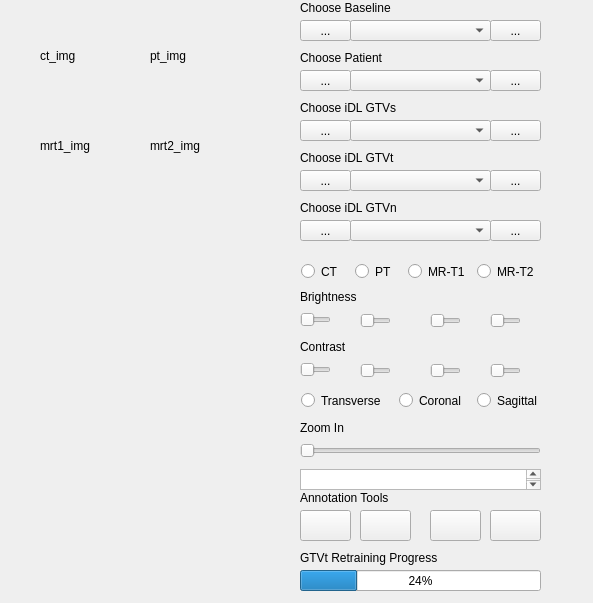
Before: the Qt Designer form py_code/core.ui in BBQtime/iDL_3d, drawn with Qt 5.
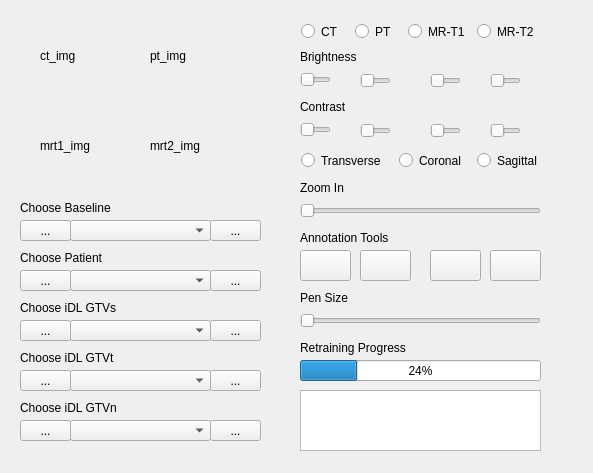
After: the same form once the commit is applied. Icons and pictures are not drawn.

Commit message: add pen size slider bar

What changed in the file:
```diff
--- a/py_code/core.ui
+++ b/py_code/core.ui
@@ -7,7 +7,7 @@
     <x>0</x>
     <y>0</y>
     <width>593</width>
-    <height>603</height>
+    <height>473</height>
    </rect>
   </property>
   <property name="windowTitle">
@@ -69,8 +69,8 @@
    <widget class="QLabel" name="_text_label_idl_gtvt">
     <property name="geometry">
      <rect>
-      <x>300</x>
-      <y>150</y>
+      <x>20</x>
+      <y>350</y>
       <width>101</width>
       <height>15</height>
      </rect>
@@ -82,8 +82,8 @@
    <widget class="QLabel" name="_text_label_patient">
     <property name="geometry">
      <rect>
-      <x>300</x>
-      <y>50</y>
+      <x>20</x>
+      <y>250</y>
       <width>91</width>
       <height>15</height>
      </rect>
@@ -95,8 +95,8 @@
    <widget class="QComboBox" name="_combox_idl_gtvt">
     <property name="geometry">
      <rect>
-      <x>350</x>
-      <y>170</y>
+      <x>70</x>
+      <y>370</y>
       <width>141</width>
       <height>21</height>
      </rect>
@@ -105,8 +105,8 @@
    <widget class="QComboBox" name="_combox_patient">
     <property name="geometry">
      <rect>
-      <x>350</x>
-      <y>70</y>
+      <x>70</x>
+      <y>270</y>
       <width>141</width>
       <height>21</height>
      </rect>
@@ -116,7 +116,7 @@
     <property name="geometry">
      <rect>
       <x>300</x>
-      <y>309</y>
+      <y>69</y>
       <width>31</width>
       <height>22</height>
      </rect>
@@ -129,7 +129,7 @@
     <property name="geometry">
      <rect>
       <x>300</x>
-      <y>359</y>
+      <y>119</y>
       <width>31</width>
       <height>22</height>
      </rect>
@@ -142,7 +142,7 @@
     <property name="geometry">
      <rect>
       <x>300</x>
-      <y>289</y>
+      <y>49</y>
       <width>64</width>
       <height>15</height>
      </rect>
@@ -155,7 +155,7 @@
     <property name="geometry">
      <rect>
       <x>300</x>
-      <y>339</y>
+      <y>99</y>
       <width>52</width>
       <height>15</height>
      </rect>
@@ -167,8 +167,8 @@
    <widget class="QToolButton" name="_btn_next_idl_gtvn">
     <property name="geometry">
      <rect>
-      <x>490</x>
-      <y>220</y>
+      <x>210</x>
+      <y>420</y>
       <width>51</width>
       <height>21</height>
      </rect>
@@ -180,8 +180,8 @@
    <widget class="QComboBox" name="_combox_idl_gtvn">
     <property name="geometry">
      <rect>
-      <x>350</x>
-      <y>220</y>
+      <x>70</x>
+      <y>420</y>
       <width>141</width>
       <height>21</height>
      </rect>
@@ -190,8 +190,8 @@
    <widget class="QLabel" name="_text_label_idl_gtvn">
     <property name="geometry">
      <rect>
-      <x>300</x>
-      <y>200</y>
+      <x>20</x>
+      <y>400</y>
       <width>104</width>
       <height>15</height>
      </rect>
@@ -203,8 +203,8 @@
    <widget class="QToolButton" name="_btn_prev_idl_gtvn">
     <property name="geometry">
      <rect>
-      <x>300</x>
-      <y>220</y>
+      <x>20</x>
+      <y>420</y>
       <width>51</width>
       <height>21</height>
      </rect>
@@ -216,8 +216,8 @@
    <widget class="QToolButton" name="_btn_prev_idl_gtvt">
     <property name="geometry">
      <rect>
-      <x>300</x>
-      <y>170</y>
+      <x>20</x>
+      <y>370</y>
       <width>51</width>
       <height>21</height>
      </rect>
@@ -229,8 +229,8 @@
    <widget class="QToolButton" name="_btn_next_idl_gtvt">
     <property name="geometry">
      <rect>
-      <x>490</x>
-      <y>170</y>
+      <x>210</x>
+      <y>370</y>
       <width>51</width>
       <height>21</height>
      </rect>
@@ -242,8 +242,8 @@
    <widget class="QToolButton" name="_btn_prev_patient">
     <property name="geometry">
      <rect>
-      <x>300</x>
-      <y>70</y>
+      <x>20</x>
+      <y>270</y>
       <width>51</width>
       <height>21</height>
      </rect>
@@ -255,8 +255,8 @@
    <widget class="QToolButton" name="_btn_next_patient">
     <property name="geometry">
      <rect>
-      <x>490</x>
-      <y>70</y>
+      <x>210</x>
+      <y>270</y>
       <width>51</width>
       <height>21</height>
      </rect>
@@ -268,8 +268,8 @@
    <widget class="QToolButton" name="_btn_prev_baseline">
     <property name="geometry">
      <rect>
-      <x>300</x>
-      <y>20</y>
+      <x>20</x>
+      <y>220</y>
       <width>51</width>
       <height>21</height>
      </rect>
@@ -281,8 +281,8 @@
    <widget class="QToolButton" name="_btn_next_baseline">
     <property name="geometry">
      <rect>
-      <x>490</x>
-      <y>20</y>
+      <x>210</x>
+      <y>220</y>
       <width>51</width>
       <height>21</height>
      </rect>
@@ -294,8 +294,8 @@
    <widget class="QComboBox" name="_combox_baseline">
     <property name="geometry">
      <rect>
-      <x>350</x>
-      <y>20</y>
+      <x>70</x>
+      <y>220</y>
       <width>141</width>
       <height>21</height>
      </rect>
@@ -304,8 +304,8 @@
    <widget class="QLabel" name="_text_label_baseline">
     <property name="geometry">
      <rect>
-      <x>300</x>
-      <y>0</y>
+      <x>20</x>
+      <y>200</y>
       <width>99</width>
       <height>15</height>
      </rect>
@@ -318,7 +318,7 @@
     <property name="geometry">
      <rect>
       <x>300</x>
-      <y>570</y>
+      <y>360</y>
       <width>241</width>
       <height>21</height>
      </rect>
@@ -331,20 +331,20 @@
     <property name="geometry">
      <rect>
       <x>300</x>
-      <y>550</y>
+      <y>340</y>
       <width>152</width>
       <height>15</height>
      </rect>
     </property>
     <property name="text">
-     <string>GTVt Retraining Progress</string>
+     <string>Retraining Progress</string>
     </property>
    </widget>
    <widget class="QLabel" name="_text_label_annotation_tools">
     <property name="geometry">
      <rect>
       <x>300</x>
-      <y>490</y>
+      <y>230</y>
       <width>241</width>
       <height>16</height>
      </rect>
@@ -357,7 +357,7 @@
     <property name="geometry">
      <rect>
       <x>300</x>
-      <y>510</y>
+      <y>250</y>
       <width>51</width>
       <height>31</height>
      </rect>
@@ -374,7 +374,7 @@
     <property name="geometry">
      <rect>
       <x>360</x>
-      <y>510</y>
+      <y>250</y>
       <width>51</width>
       <height>31</height>
      </rect>
@@ -391,7 +391,7 @@
     <property name="geometry">
      <rect>
       <x>430</x>
-      <y>510</y>
+      <y>250</y>
       <width>51</width>
       <height>31</height>
      </rect>
@@ -408,7 +408,7 @@
     <property name="geometry">
      <rect>
       <x>490</x>
-      <y>510</y>
+      <y>250</y>
       <width>51</width>
       <height>31</height>
      </rect>
@@ -425,9 +425,9 @@
     <property name="geometry">
      <rect>
       <x>300</x>
-      <y>469</y>
+      <y>390</y>
       <width>241</width>
-      <height>21</height>
+      <height>61</height>
      </rect>
     </property>
    </widget>
@@ -435,7 +435,7 @@
     <property name="geometry">
      <rect>
       <x>301</x>
-      <y>390</y>
+      <y>150</y>
       <width>92</width>
       <height>21</height>
      </rect>
@@ -448,7 +448,7 @@
     <property name="geometry">
      <rect>
       <x>399</x>
-      <y>390</y>
+      <y>150</y>
       <width>72</width>
       <height>21</height>
      </rect>
@@ -461,7 +461,7 @@
     <property name="geometry">
      <rect>
       <x>477</x>
-      <y>390</y>
+      <y>150</y>
       <width>71</width>
       <height>21</height>
      </rect>
@@ -474,7 +474,7 @@
     <property name="geometry">
      <rect>
       <x>301</x>
-      <y>261</y>
+      <y>21</y>
       <width>42</width>
       <height>21</height>
      </rect>
@@ -487,7 +487,7 @@
     <property name="geometry">
      <rect>
       <x>355</x>
-      <y>261</y>
+      <y>21</y>
       <width>41</width>
       <height>21</height>
      </rect>
@@ -500,7 +500,7 @@
     <property name="geometry">
      <rect>
       <x>408</x>
-      <y>261</y>
+      <y>21</y>
       <width>63</width>
       <height>21</height>
      </rect>
@@ -513,7 +513,7 @@
     <property name="geometry">
      <rect>
       <x>477</x>
-      <y>261</y>
+      <y>21</y>
       <width>63</width>
       <height>21</height>
      </rect>
@@ -526,7 +526,7 @@
     <property name="geometry">
      <rect>
       <x>300</x>
-      <y>440</y>
+      <y>200</y>
       <width>241</width>
       <height>22</height>
      </rect>
@@ -539,7 +539,7 @@
     <property name="geometry">
      <rect>
       <x>300</x>
-      <y>420</y>
+      <y>180</y>
       <width>52</width>
       <height>15</height>
      </rect>
@@ -551,8 +551,8 @@
    <widget class="QToolButton" name="_btn_next_idl_gtvs">
     <property name="geometry">
      <rect>
-      <x>490</x>
-      <y>120</y>
+      <x>210</x>
+      <y>320</y>
       <width>51</width>
       <height>21</height>
      </rect>
@@ -564,8 +564,8 @@
    <widget class="QComboBox" name="_combox_idl_gtvs">
     <property name="geometry">
      <rect>
-      <x>350</x>
-      <y>120</y>
+      <x>70</x>
+      <y>320</y>
       <width>141</width>
       <height>21</height>
      </rect>
@@ -574,8 +574,8 @@
    <widget class="QToolButton" name="_btn_prev_idl_gtvs">
     <property name="geometry">
      <rect>
-      <x>300</x>
-      <y>120</y>
+      <x>20</x>
+      <y>320</y>
       <width>51</width>
       <height>21</height>
      </rect>
@@ -587,8 +587,8 @@
    <widget class="QLabel" name="_text_label_idl_gtvs">
     <property name="geometry">
      <rect>
-      <x>300</x>
-      <y>100</y>
+      <x>20</x>
+      <y>300</y>
       <width>103</width>
       <height>15</height>
      </rect>
@@ -601,7 +601,7 @@
     <property name="geometry">
      <rect>
       <x>360</x>
-      <y>310</y>
+      <y>70</y>
       <width>31</width>
       <height>22</height>
      </rect>
@@ -614,7 +614,7 @@
     <property name="geometry">
      <rect>
       <x>430</x>
-      <y>310</y>
+      <y>70</y>
       <width>31</width>
       <height>22</height>
      </rect>
@@ -627,7 +627,7 @@
     <property name="geometry">
      <rect>
       <x>490</x>
-      <y>310</y>
+      <y>70</y>
       <width>31</width>
       <height>22</height>
      </rect>
@@ -640,7 +640,7 @@
     <property name="geometry">
      <rect>
       <x>360</x>
-      <y>360</y>
+      <y>120</y>
       <width>31</width>
       <height>22</height>
      </rect>
@@ -653,7 +653,7 @@
     <property name="geometry">
      <rect>
       <x>430</x>
-      <y>360</y>
+      <y>120</y>
       <width>31</width>
       <height>22</height>
      </rect>
@@ -666,7 +666,7 @@
     <property name="geometry">
      <rect>
       <x>490</x>
-      <y>360</y>
+      <y>120</y>
       <width>31</width>
       <height>22</height>
      </rect>
@@ -675,6 +675,32 @@
      <enum>Qt::Horizontal</enum>
     </property>
    </widget>
+   <widget class="QSlider" name="_slider_pen_size">
+    <property name="geometry">
+     <rect>
+      <x>300</x>
+      <y>310</y>
+      <width>241</width>
+      <height>22</height>
+     </rect>
+    </property>
+    <property name="orientation">
+     <enum>Qt::Horizontal</enum>
+    </property>
+   </widget>
+   <widget class="QLabel" name="_text_label_pen_size">
+    <property name="geometry">
+     <rect>
+      <x>300</x>
+      <y>290</y>
+      <width>52</width>
+      <height>15</height>
+     </rect>
+    </property>
+    <property name="text">
+     <string>Pen Size</string>
+    </property>
+   </widget>
   </widget>
  </widget>
  <resources/>
```
Left out of the diff: 4 changed lines with no effect on the pictures. The commit also changes 3 other files.
